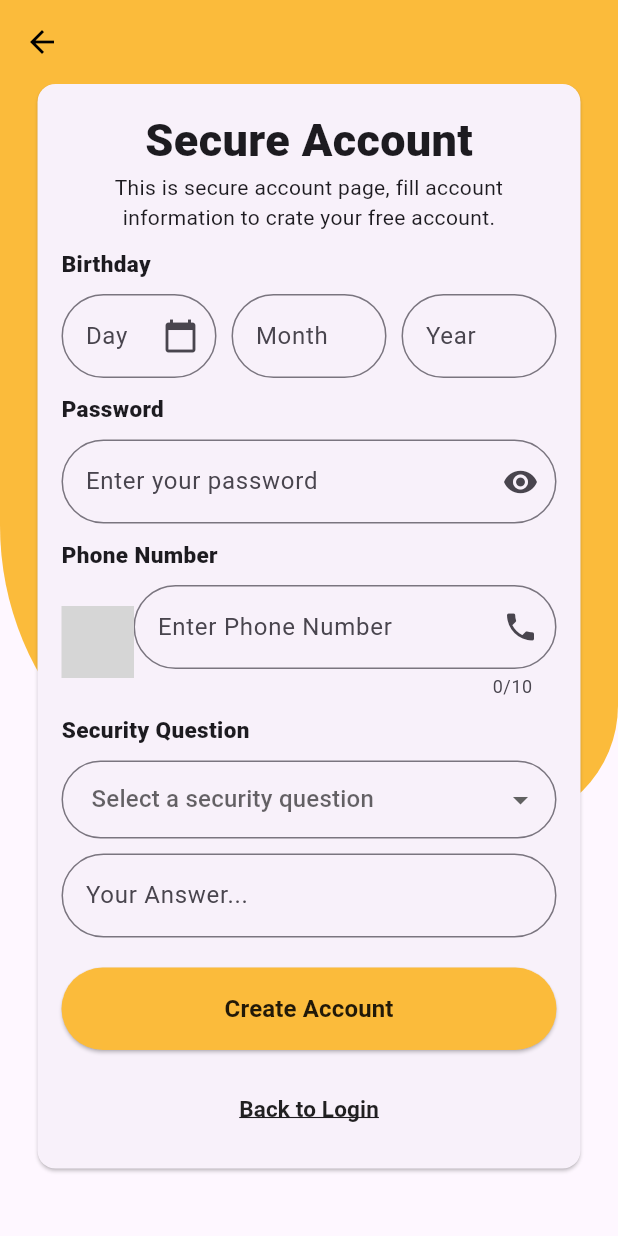
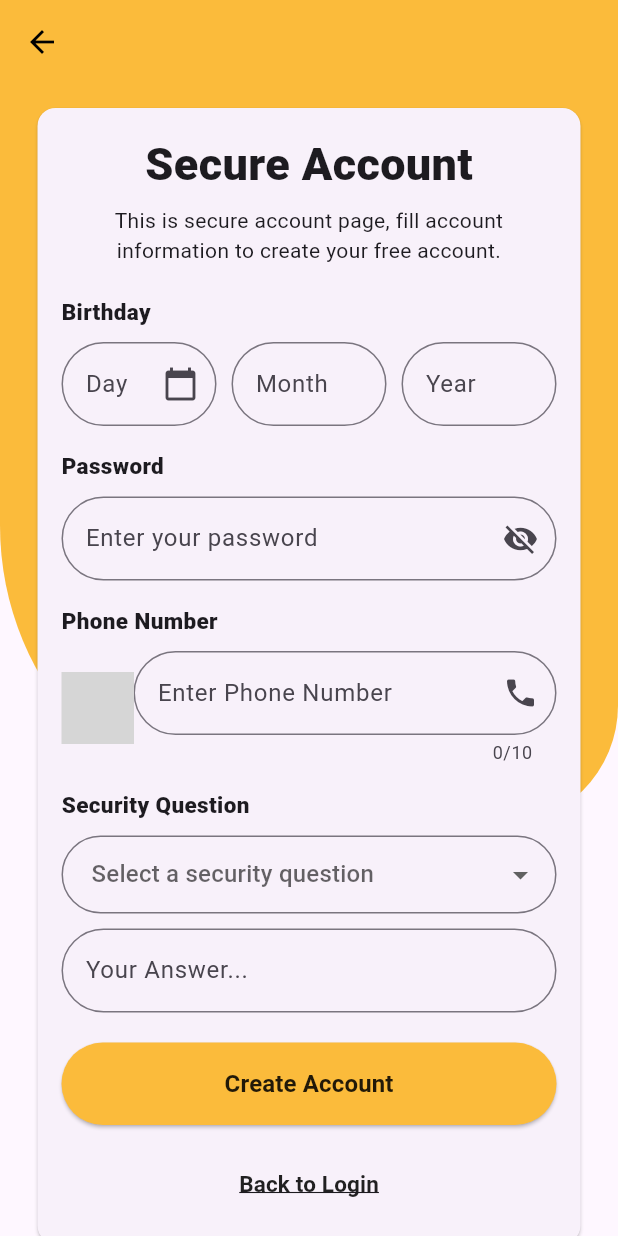
Before and after one commit to Rohit24697/user_registration, a Flutter app: the SignUpAccountInfoPage screen opened directly, on a phone screen of 412 x 824 dp. Run offline on Flutter 3.47's test engine with Material 3 defaults, Android fonts, the phone set to English and light mode, and no system bars; our stand-ins replace shared_preferences, sqflite; missing offline and left inert: country_code_picker_plus; accounts and stored records are empty; grey boxes are pictures that could not be loaded.

```diff
--- a/lib/login_page.dart
+++ b/lib/login_page.dart
@@ -2,8 +2,6 @@ import 'package:flutter/material.dart';
 import 'package:registration_app/services/shared_preferences_service.dart';
 import 'package:registration_app/sign_up_personal_info_page.dart';
 import 'package:registration_app/widget/base_page_layout_widget.dart';
-import 'package:shared_preferences/shared_preferences.dart';
-
 
 import 'forget_password_page.dart';
 import 'home_screen.dart';
--- a/lib/services/database_service.dart
+++ b/lib/services/database_service.dart
@@ -71,6 +71,7 @@ class DatabaseService {
     return await db.query("users", limit: 10);
   }
 
+  ///UPDATE USER
   Future<void> updateUser({required int id, required String emailId, required String password}) async {
     final db = await database;
     await db.update(
@@ -81,6 +82,7 @@ class DatabaseService {
     );
   }
 
+  ///DELETE USER
   Future<void> deleteUser(int id) async {
     final db = await database;
     await db.delete('users', where: 'id = ?', whereArgs: [id]);
--- a/lib/sign_up_account_info_page.dart
+++ b/lib/sign_up_account_info_page.dart
@@ -1,9 +1,9 @@
+
 import 'package:country_code_picker_plus/country_code_picker_plus.dart';
 import 'package:flutter/material.dart';
 import 'package:registration_app/services/shared_preferences_service.dart';
 
 import 'login_page.dart';
-import 'widget/common_button_widget.dart';
 
 class SignUpAccountInfoPage extends StatefulWidget {
   const SignUpAccountInfoPage({super.key});
@@ -13,48 +13,38 @@ class SignUpAccountInfoPage extends StatefulWidget {
 }
 
 class _SignUpAccountInfoPageState extends State<SignUpAccountInfoPage> {
-  SharedPreferencesService prefService = SharedPreferencesService();
+  final SharedPreferencesService prefService = SharedPreferencesService();
+
+  final _formKey = GlobalKey<FormState>();
 
   String password = "";
+  bool _obscurePassword = true;
 
-  @override
-  void initState() {
-    super.initState();
-
-  }
-
-  Future<void> saveData() async {
-    //SAVE PASSWORD
-    prefService.savePrefString(
-        key: SharedPreferencesService.kPassword, value: password);
-  }
-
-  bool validateUserInput() {
-    if (password.isEmpty) {
-      return false;
-    }
-    return true;
-  }
-
-  void _getAllData() {
-    debugPrint(
-        "First Name : ${prefService.getPrefString(prefKey: SharedPreferencesService.kFirstName)}");
-    debugPrint(
-        "Last Name : ${prefService.getPrefString(prefKey: SharedPreferencesService.kLastName)}");
-    debugPrint(
-        "User Name : ${prefService.getPrefString(prefKey: SharedPreferencesService.kUserName)}");
-    debugPrint(
-        "Email Id : ${prefService.getPrefString(prefKey: SharedPreferencesService.kEmail)}");
-    debugPrint(
-        "Password : ${prefService.getPrefString(prefKey: SharedPreferencesService.kPassword)}");
-  }
-
-  // Add these controllers for date fields
   final TextEditingController _dayController = TextEditingController();
   final TextEditingController _monthController = TextEditingController();
   final TextEditingController _yearController = TextEditingController();
+  final TextEditingController _phoneController = TextEditingController();
+  final TextEditingController _securityAnswerController = TextEditingController();
 
-  // Add the date picker method
+  String? _selectedQuestion;
+
+  final List<String> _securityQuestions = [
+    'What was your first pet\'s name?',
+    'What city were you born in?',
+    'What is your mother\'s maiden name?',
+    'What was your first school?'
+  ];
+
+  @override
+  void dispose() {
+    _dayController.dispose();
+    _monthController.dispose();
+    _yearController.dispose();
+    _phoneController.dispose();
+    _securityAnswerController.dispose();
+    super.dispose();
+  }
+
   Future<void> _selectDate(BuildContext context) async {
     final DateTime? picked = await showDatePicker(
       context: context,
@@ -72,29 +62,31 @@ class _SignUpAccountInfoPageState extends State<SignUpAccountInfoPage> {
     }
   }
 
-  // Add dispose method to clean up controllers
-  @override
-  void dispose() {
-    _dayController.dispose();
-    _monthController.dispose();
-    _yearController.dispose();
-    super.dispose();
+  bool validateUserInput() {
+    if (password.isEmpty) return false;
+    if (_dayController.text.isEmpty || _monthController.text.isEmpty || _yearController.text.isEmpty) return false;
+    if (_phoneController.text.isEmpty || _phoneController.text.length != 10) return false;
+    if (_selectedQuestion == null || _securityAnswerController.text.isEmpty) return false;
+    return true;
+  }
+
+  Future<void> saveData() async {
+    await prefService.savePrefString(
+        key: SharedPreferencesService.kPassword, value: password);
+  }
+
+  void _getAllData() {
+    debugPrint("First Name : ${prefService.getPrefString(prefKey: SharedPreferencesService.kFirstName)}");
+    debugPrint("Last Name : ${prefService.getPrefString(prefKey: SharedPreferencesService.kLastName)}");
+    debugPrint("User Name : ${prefService.getPrefString(prefKey: SharedPreferencesService.kUserName)}");
+    debugPrint("Email Id : ${prefService.getPrefString(prefKey: SharedPreferencesService.kEmail)}");
+    debugPrint("Password : ${prefService.getPrefString(prefKey: SharedPreferencesService.kPassword)}");
   }
 
   void showSnackbar() {
-    var snackBar =
-    const SnackBar(content: Text("Account created successfully"));
+    const snackBar = SnackBar(content: Text("Account created successfully"));
     ScaffoldMessenger.of(context).showSnackBar(snackBar);
   }
-
-  // Security question related declarations
-  String? _selectedQuestion;
-  final List<String> _securityQuestions = [
-    'What was your first pet\'s name?',
-    'What city were you born in?',
-    'What is your mother\'s maiden name?',
-    'What was your first school?'
-  ];
 
   @override
   Widget build(BuildContext context) {
@@ -109,7 +101,6 @@ class _SignUpAccountInfoPageState extends State<SignUpAccountInfoPage> {
       ),
       body: SafeArea(
         child: Stack(
-          // alignment: Alignment.topCenter,
           children: [
             Container(
               width: double.infinity,
@@ -123,42 +114,32 @@ class _SignUpAccountInfoPageState extends State<SignUpAccountInfoPage> {
               ),
             ),
             SingleChildScrollView(
+              child: Form(
+                key: _formKey,
                 child: Column(
-                mainAxisSize: MainAxisSize.max,
-                crossAxisAlignment: CrossAxisAlignment.center,
                   children: [
                     Card(
-                    margin: const EdgeInsets.symmetric(horizontal: 25.0),
-                    child: Container(
-                      width: double.infinity,
+                      margin: const EdgeInsets.symmetric(horizontal: 25.0, vertical: 16.0),
+                      child: Padding(
                         padding: const EdgeInsets.all(16.0),
                         child: Column(
                           children: [
                             const Text(
                               "Secure Account",
-                            style: TextStyle(
-                              fontSize: 30.0,
-                              fontWeight: FontWeight.w900,
+                              style: TextStyle(fontSize: 30.0, fontWeight: FontWeight.w900),
                             ),
+                            const SizedBox(height: 6),
+                            const Text(
+                              "This is secure account page, fill account information to create your free account.",
+                              textAlign: TextAlign.center,
+                              style: TextStyle(fontSize: 14.0),
                             ),
-                          const Text(
-                            "This is secure account page, fill account information to crate your free account.",
-                            textAlign: TextAlign.center,
-                            style: TextStyle(
-                              fontSize: 14.0,
-                            ),
-                          ),
-                          const SizedBox(height: 10),
-                          // Birthday Section
+                            const SizedBox(height: 20),
+
+                            // Birthday
                             const Align(
                               alignment: Alignment.centerLeft,
-                            child: Text(
-                              "Birthday",
-                              style: TextStyle(
-                                fontSize: 15.0,
-                                fontWeight: FontWeight.w800,
-                              ),
-                            ),
+                              child: Text("Birthday", style: TextStyle(fontSize: 15, fontWeight: FontWeight.w800)),
                             ),
                             const SizedBox(height: 10),
 
@@ -170,14 +151,8 @@ class _SignUpAccountInfoPageState extends State<SignUpAccountInfoPage> {
                                     readOnly: true,
                                     decoration: InputDecoration(
                                       hintText: "Day",
-                                    suffixIcon: Icon(Icons.calendar_today),
-                                    border: OutlineInputBorder(
-                                      borderRadius: BorderRadius.circular(50.0),
-                                      borderSide: const BorderSide(
-                                        color: Color(0xFFF2F2F2),
-                                        width: 1.0,
-                                      ),
-                                    ),
+                                      suffixIcon: const Icon(Icons.calendar_today),
+                                      border: OutlineInputBorder(borderRadius: BorderRadius.circular(50)),
                                     ),
                                     onTap: () => _selectDate(context),
                                   ),
@@ -189,13 +164,7 @@ class _SignUpAccountInfoPageState extends State<SignUpAccountInfoPage> {
                                     readOnly: true,
                                     decoration: InputDecoration(
                                       hintText: "Month",
-                                    border: OutlineInputBorder(
-                                      borderRadius: BorderRadius.circular(50.0),
-                                      borderSide: const BorderSide(
-                                        color: Color(0xFFF2F2F2),
-                                        width: 1.0,
-                                      ),
-                                    ),
+                                      border: OutlineInputBorder(borderRadius: BorderRadius.circular(50)),
                                     ),
                                     onTap: () => _selectDate(context),
                                   ),
@@ -207,13 +176,7 @@ class _SignUpAccountInfoPageState extends State<SignUpAccountInfoPage> {
                                     readOnly: true,
                                     decoration: InputDecoration(
                                       hintText: "Year",
-                                    border: OutlineInputBorder(
-                                      borderRadius: BorderRadius.circular(50.0),
-                                      borderSide: const BorderSide(
-                                        color: Color(0xFFF2F2F2),
-                                        width: 1.0,
-                                      ),
-                                    ),
+                                      border: OutlineInputBorder(borderRadius: BorderRadius.circular(50)),
                                     ),
                                     onTap: () => _selectDate(context),
                                   ),
@@ -221,189 +184,132 @@ class _SignUpAccountInfoPageState extends State<SignUpAccountInfoPage> {
                               ],
                             ),
 
-                          const SizedBox(height: 10),
-                          // Password Section
+                            const SizedBox(height: 16),
+
+                            // Password
                             const Align(
                               alignment: Alignment.centerLeft,
-                            child: Text(
-                              "Password",
-                              style: TextStyle(
-                                fontSize: 15.0,
-                                fontWeight: FontWeight.w800,
+                              child: Text("Password", style: TextStyle(fontSize: 15, fontWeight: FontWeight.w800)),
                             ),
+                            const SizedBox(height: 10),
+
+                            TextField(
+                              obscureText: _obscurePassword,
+                              onChanged: (value) => password = value,
+                              decoration: InputDecoration(
+                                hintText: "Enter your password",
+                                suffixIcon: IconButton(
+                                  icon: Icon(_obscurePassword ? Icons.visibility_off : Icons.visibility),
+                                  onPressed: () => setState(() => _obscurePassword = !_obscurePassword),
+                                ),
+                                border: OutlineInputBorder(borderRadius: BorderRadius.circular(50)),
                               ),
                             ),
 
-                          const SizedBox(height: 10),
+                            const SizedBox(height: 16),
 
-                          TextField(
-                            onChanged: (value) {
-                              debugPrint("$value");
-                              password = value;
-                            },
-                            obscureText: true,
-                            keyboardType: TextInputType.visiblePassword,
-                            decoration: InputDecoration(
-                              hintText: "Enter your password",
-                              suffixIcon: Icon(Icons.remove_red_eye),
-                              border: OutlineInputBorder(
-                                borderRadius: BorderRadius.circular(50.0),
-                                borderSide: BorderSide(
-                                  color: Color(0xFFF2F2F2),
-                                  width: 1.0,
-                                ),
-                              ),
-                            ),
-                          ),
-
-                          const SizedBox(height: 10),
-
-                          // Phone Number Section
+                            // Phone Number
                             const Align(
                               alignment: Alignment.centerLeft,
-                            child: Text(
-                              "Phone Number",
-                              style: TextStyle(
-                                fontSize: 15.0,
-                                fontWeight: FontWeight.w800,
+                              child: Text("Phone Number", style: TextStyle(fontSize: 15, fontWeight: FontWeight.w800)),
                             ),
-                            ),
-                          ),
-
                             const SizedBox(height: 10),
 
                             Row(
                               children: [
                                 CountryCodePicker(
                                   mode: CountryCodePickerMode.dialog,
-                                onChanged: (country) {
-                                  print(
-                                      'Country code selected: ${country.code}');
-                                },
+                                  onChanged: (country) {},
                                   initialSelection: 'IN',
                                   showFlag: true,
                                   showDropDownButton: true,
                                 ),
                                 Expanded(
                                   child: TextField(
-                                  obscureText: false,
+                                    controller: _phoneController,
+                                    keyboardType: TextInputType.phone,
                                     maxLength: 10,
-                                  keyboardType: TextInputType.phone,
                                     decoration: InputDecoration(
                                       hintText: "Enter Phone Number",
-                                    suffixIcon: Icon(Icons.phone),
-                                    border: OutlineInputBorder(
-                                      borderRadius: BorderRadius.circular(50.0),
-                                      borderSide: BorderSide(
-                                        color: Color(0xFFF2F2F2),
-                                        width: 1.0,
-                                      ),
-                                    ),
+                                      suffixIcon: const Icon(Icons.phone),
+                                      border: OutlineInputBorder(borderRadius: BorderRadius.circular(50)),
                                     ),
                                   ),
                                 ),
                               ],
                             ),
 
-                          const SizedBox(height: 10),
+                            const SizedBox(height: 16),
 
-                          // Security Question Section
+                            // Security Question
                             const Align(
                               alignment: Alignment.centerLeft,
-                            child: Text(
-                              "Security Question",
-                              style: TextStyle(
-                                fontSize: 15,
-                                fontWeight: FontWeight.w800,
+                              child: Text("Security Question", style: TextStyle(fontSize: 15, fontWeight: FontWeight.w800)),
                             ),
-                            ),
-                          ),
-
                             const SizedBox(height: 10),
 
                             DropdownButtonFormField<String>(
+                              value: _selectedQuestion,
                               isExpanded: true,
                               decoration: InputDecoration(
-                              border: OutlineInputBorder(
-                                borderRadius: BorderRadius.circular(50.0),
-                                borderSide: const BorderSide(
-                                  color: Color(0xFFF2F2F2),
-                                  width: 1.0,
+                                border: OutlineInputBorder(borderRadius: BorderRadius.circular(50)),
+                                contentPadding: const EdgeInsets.symmetric(horizontal: 16, vertical: 14),
                               ),
-                              ),
-                              contentPadding: const EdgeInsets.symmetric(
-                                  horizontal: 16, vertical: 14),
-                            ),
-                            value: _selectedQuestion,
                               items: _securityQuestions
-                                .map((question) => DropdownMenuItem(
-                              value: question,
-                              child: Text(question),
-                            ))
+                                  .map((q) => DropdownMenuItem(value: q, child: Text(q)))
                                   .toList(),
-                            onChanged: (value) {
-                              setState(() {
-                                _selectedQuestion = value;
-                              });
-                            },
+                              onChanged: (value) => setState(() => _selectedQuestion = value),
                               hint: const Text('Select a security question'),
                             ),
 
                             const SizedBox(height: 10),
 
                             TextField(
+                              controller: _securityAnswerController,
                               decoration: InputDecoration(
                                 hintText: "Your Answer...",
-                              border: OutlineInputBorder(
-                                borderRadius: BorderRadius.circular(50.0),
-                                borderSide: BorderSide(
-                                  color: Color(0xFFF2F2F2),
-                                  width: 1.0,
-                                ),
-                              ),
+                                border: OutlineInputBorder(borderRadius: BorderRadius.circular(50)),
                               ),
                             ),
 
                             const SizedBox(height: 20),
-                          //Create Account Button
+
+                            // Submit Button
                             SizedBox(
                               width: double.infinity,
                               child: ElevatedButton(
                                 style: ElevatedButton.styleFrom(
-                                padding:
-                                const EdgeInsets.symmetric(vertical: 16),
                                   backgroundColor: const Color(0XFFFBBB3B),
-                                shape: RoundedRectangleBorder(
-                                  borderRadius: BorderRadius.circular(50),
-                                ),
+                                  padding: const EdgeInsets.symmetric(vertical: 16),
+                                  shape: RoundedRectangleBorder(borderRadius: BorderRadius.circular(50)),
                                 ),
                                 onPressed: () {
                                   if (validateUserInput()) {
                                     saveData();
                                     _getAllData();
+                                    showSnackbar();
+                                  } else {
+                                    ScaffoldMessenger.of(context).showSnackBar(
+                                      const SnackBar(content: Text("Please fill all required fields")),
+                                    );
                                   }
-                                showSnackbar();
                                 },
-                              child: const Text(
-                                'Create Account',
+                                child: const Text("Create Account",
                                     style: TextStyle(
                                         fontSize: 16,
                                         fontWeight: FontWeight.bold,
-                                  color: Colors.black87,
+                                        color: Colors.black87)),
                               ),
                             ),
-                            ),
-                          ),
+
                             const SizedBox(height: 15),
-                          // Back to Login
+
                             TextButton(
                               onPressed: () {
-                              Navigator.popUntil(
-                                  context, (route) => route.isFirst);
+                                Navigator.popUntil(context, (route) => route.isFirst);
                                 Navigator.pushReplacement(
                                   context,
-                                MaterialPageRoute(
-                                    builder: (context) => const LoginPage()),
+                                  MaterialPageRoute(builder: (context) => const LoginPage()),
                                 );
                               },
                               child: const Text(
@@ -419,8 +325,9 @@ class _SignUpAccountInfoPageState extends State<SignUpAccountInfoPage> {
                           ],
                         ),
                       ),
+                    )
+                  ],
                 ),
-                ],
               ),
             )
           ],
```
Also changed, not shown: lib/user_list.dart (+0 -36 lines). Lines whose indentation alone changed are shown as unchanged.
